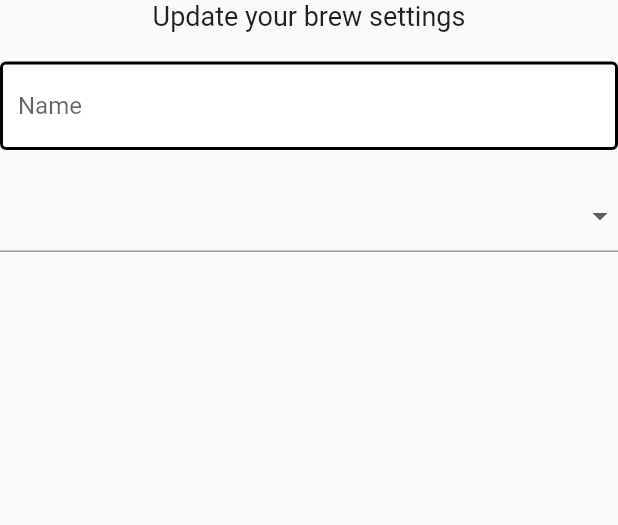
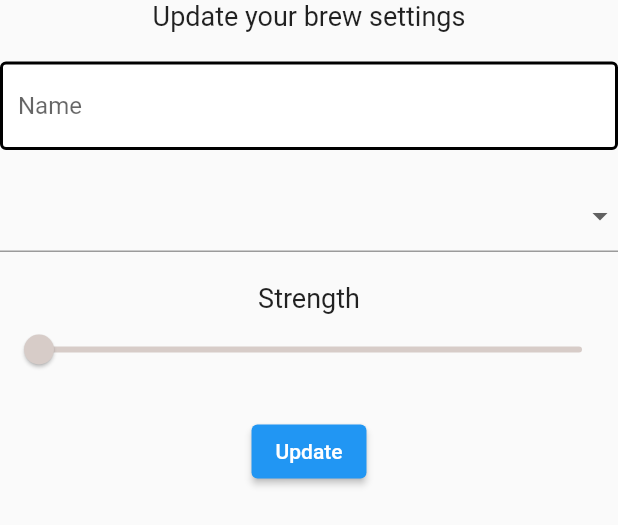
Before and after one commit to yacineboudebouz/Brew-Crew, a Flutter app: the SettingsForm widget shown alone on an empty page, opened directly, on a phone screen of 412 x 824 dp. Shown: the top 525 px of the screen. Run offline on Flutter 3.47's test engine with Material 2 defaults, Android fonts, the light colour scheme and no system bars; our stand-ins replace cloud_firestore, firebase_auth, firebase_core, flutter_spinkit; missing offline and left inert: firebase_auth_platform_interface; accounts and stored records are empty.

Commit message:
final update

```diff
--- a/lib/models/user.dart
+++ b/lib/models/user.dart
@@ -3,3 +3,12 @@ class MyUser {
 
   MyUser({this.uid});
 }
+
+class UserData {
+  String? uid;
+  String? name;
+  String? sugars;
+  int? strength;
+
+  UserData({this.uid, this.sugars, this.strength, this.name});
+}
--- a/lib/screens/home/brew_list.dart
+++ b/lib/screens/home/brew_list.dart
@@ -16,10 +16,10 @@ class BrewList extends StatefulWidget {
 class _BrewListState extends State<BrewList> {
   @override
   Widget build(BuildContext context) {
-    final brews = Provider.of<List<Brew>?>(context);
+    final brews = Provider.of<List<Brew>?>(context) ?? [];
     try {
       return ListView.builder(
-        itemCount: brews!.length,
+        itemCount: brews.length,
         itemBuilder: (context, index) {
           return BrewTile(brew: brews[index]);
         },
--- a/lib/screens/home/settings_form.dart
+++ b/lib/screens/home/settings_form.dart
@@ -1,5 +1,9 @@
+import 'package:brew_crew2/models/user.dart';
+import 'package:brew_crew2/services/database.dart';
+import 'package:brew_crew2/shared/loading.dart';
 import 'package:flutter/material.dart';
 import 'package:brew_crew2/shared/constants.dart';
+import 'package:provider/provider.dart';
 
 class SettingsForm extends StatefulWidget {
   const SettingsForm({super.key});
@@ -14,40 +18,86 @@ class _SettingsFormState extends State<SettingsForm> {
   // form values
   String? _currentName;
   String? _currentSugars;
-  int? _currentStrength;
-
+  int? _currentStrength = 100;
+  final _formKey = GlobalKey<FormState>();
   @override
   Widget build(BuildContext context) {
+    final user = Provider.of<MyUser>(context);
+    return StreamBuilder<UserData>(
+      stream: DatabaseService(uid: user.uid).userData,
+      builder: (context, snapshot) {
+        if (snapshot != null) {
+          UserData? userData = snapshot.data;
           return Form(
+              key: _formKey,
               child: Column(
                 children: [
-        Text(
+                  const Text(
                     'Update your brew settings',
                     style: TextStyle(fontSize: 18.0),
                   ),
-        SizedBox(
+                  const SizedBox(
                     height: 20.0,
                   ),
                   TextFormField(
                     decoration: textInputDecoration.copyWith(
                         hintText: 'Name',
-              enabledBorder: OutlineInputBorder(
-                borderSide: BorderSide(color: Colors.black, width: 2.0),
+                        enabledBorder: const OutlineInputBorder(
+                          borderSide:
+                              BorderSide(color: Colors.black, width: 2.0),
                         )),
-          validator: (value) => value!.isEmpty ? 'Please enter a name' : null,
-          onChanged: (value) => setState(() => _currentName = value),
+                    validator: (value) =>
+                        value!.isEmpty ? 'Please enter a name' : null,
+                    onChanged: (value) => setState(() => _currentName = value  ),
                   ),
-        SizedBox(height: 20),
+                  const SizedBox(height: 20),
                   DropdownButtonFormField(
                     items: sugars.map((sugar) {
                       return DropdownMenuItem(
-              value: sugar ?? '0',
+                        value: sugar,
                         child: Text('$sugar sugars'),
                       );
                     }).toList(),
-          onChanged: (sugar) => setState(() => _currentSugars = sugar),
-        )
+                    onChanged: (sugar) => setState(
+                        () => _currentSugars = sugar ?? userData!.sugars),
+                  ),
+                  const SizedBox(height: 20),
+                  const Text(
+                    'Strength',
+                    style: TextStyle(fontSize: 18.0),
+                  ),
+                  Slider(
+                    activeColor: Colors.brown[_currentStrength!],
+                    inactiveColor: Colors.brown[_currentStrength!],
+                    min: 100,
+                    max: 900,
+                    divisions: 8,
+                    onChanged: (value) => setState(
+                      () => _currentStrength = value.round(),
+                    ),
+                    value: (_currentStrength!.toDouble()),
+                  ),
+                  const SizedBox(
+                    height: 20.0,
+                  ),
+                  ElevatedButton(
+                      onPressed: () async {
+                        if (_formKey.currentState!.validate()) {
+                          await DatabaseService(uid: user.uid).updateUserData(
+                            _currentSugars!,
+                            _currentName!,
+                            _currentStrength!,
+                          );
+                          Navigator.pop(context);
+                        }
+                      },
+                      child: Text('Update'))
                 ],
               ));
+        } else {
+          return Loading();
+        }
+      },
+    );
   }
 }
--- a/lib/services/database.dart
+++ b/lib/services/database.dart
@@ -1,4 +1,5 @@
 import 'package:brew_crew2/models/brew.dart';
+import 'package:brew_crew2/models/user.dart';
 import 'package:cloud_firestore/cloud_firestore.dart';
 
 class DatabaseService {
@@ -19,7 +20,7 @@ class DatabaseService {
   }
 
   // brew list from snapshot
-  List <Brew>? _brewListFromSnapshot(QuerySnapshot snapshot) {
+  List<Brew>? _brewListFromSnapshot(QuerySnapshot snapshot) {
     return snapshot.docs.map((doc) {
       return Brew(
           name: doc.get('name') ?? '',
@@ -27,4 +28,19 @@ class DatabaseService {
           sugars: doc.get('sugars') ?? '0');
     }).toList();
   }
+
+  // get user doc stream
+  Stream<UserData> get userData {
+    return brewCollection.doc(uid).snapshots().map(_userDataFromSnapshot);
+  }
+
+  // user data from snapshots
+  UserData _userDataFromSnapshot(DocumentSnapshot snapshot) {
+    return UserData(
+      uid: uid,
+      name: snapshot.get('name'),
+      sugars: snapshot.get('sugars'),
+      strength: snapshot.get('strength'),
+    );
+  }
 }
```
Lines whose indentation alone changed are shown as unchanged.
